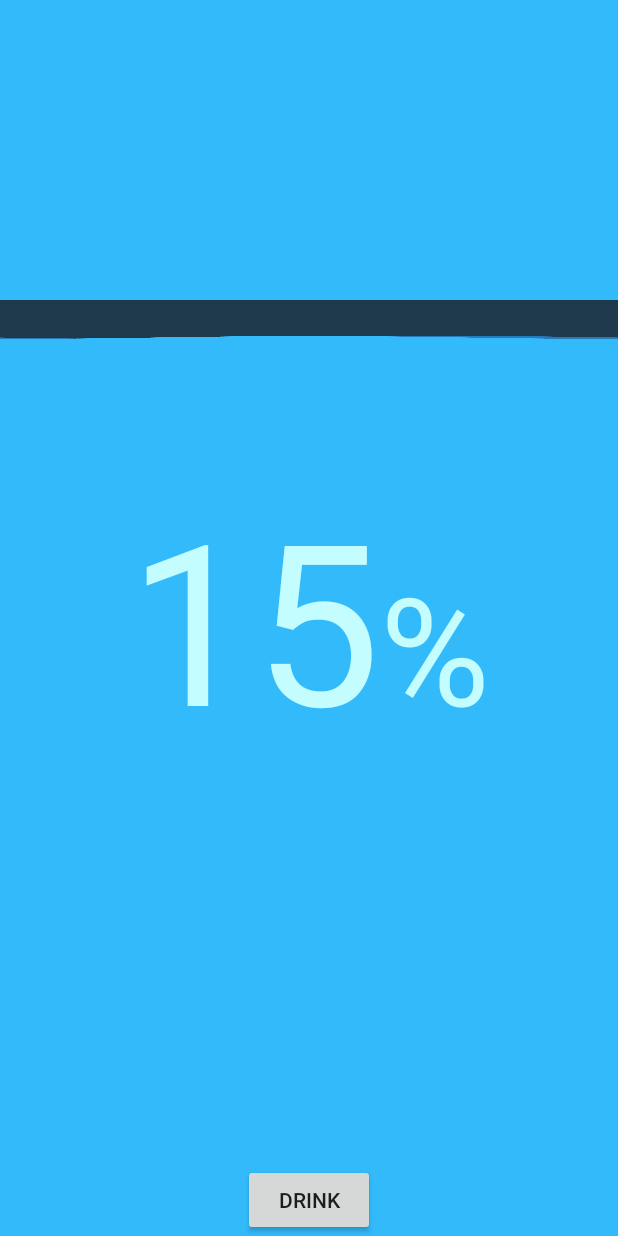
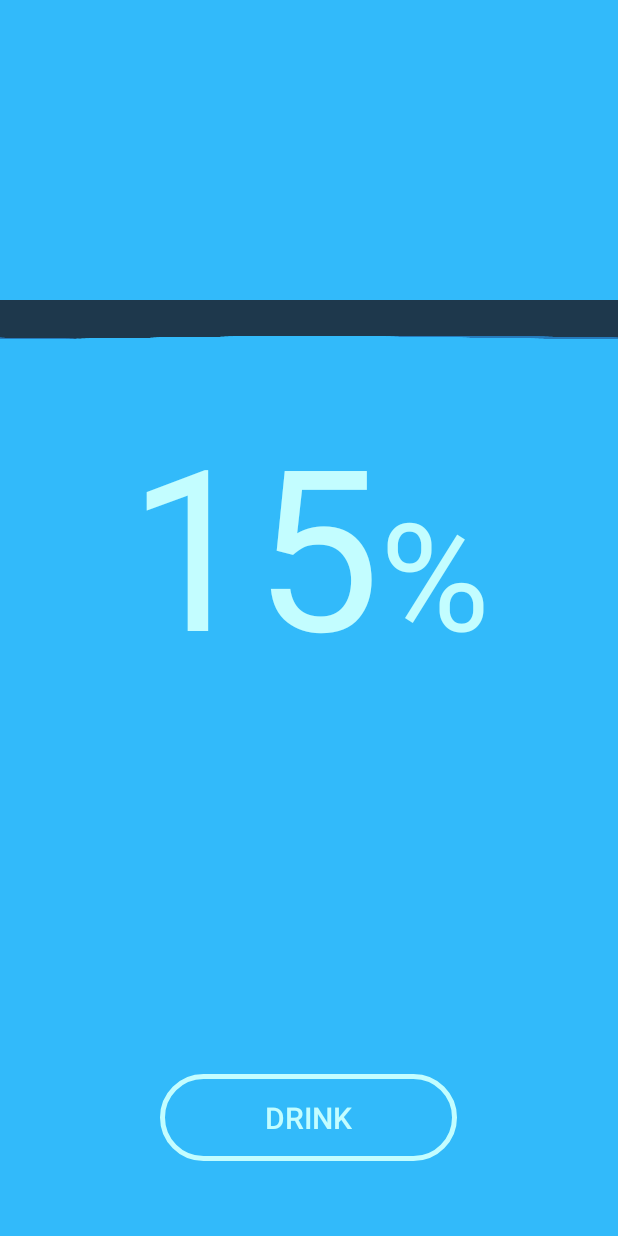
Before and after one commit to ikakus/drink_app, an Android app: the screen it shows after launch (MainActivity), after a tap on "DRINK", on a phone screen of 412 x 824 dp. Run offline under Robolectric (Android 15) with nearby library versions, the phone set to English and light mode, and no system bars; 8 statements that could not run were skipped.

Commit message:
button styling added

```diff
--- a/app/src/main/java/ikakus/com/drink/MainActivity.kt
+++ b/app/src/main/java/ikakus/com/drink/MainActivity.kt
@@ -17,15 +17,19 @@ class MainActivity : AppCompatActivity() {
         setContentView(R.layout.activity_main)
         percentage_text.text = mPercentage.toString()
         button.setOnClickListener {
-            if(mPercentage != mMaxPercentage) {
+            handleOnClick()
+        }
+    }
+
+    private fun handleOnClick() {
+        if (mPercentage != mMaxPercentage) {
             mNextPercentage = mPercentage + mStep
             water_level.setPercentage(mNextPercentage)
             animatePercent(mPercentage, mNextPercentage)
-            }else{
+        } else {
             mNextPercentage = mDefaultPercentage
             water_level.setPercentage(mNextPercentage)
             animatePercent(mPercentage, mNextPercentage)
-            }
         }
     }
 
@@ -40,7 +44,4 @@ class MainActivity : AppCompatActivity() {
         percentage_text.text = format.toString()
     }
 
-    override fun onStart() {
-        super.onStart()
 }
-}
--- /dev/null
+++ b/app/src/main/res/drawable/button_round.xml
@@ -0,0 +1,23 @@
+<?xml version="1.0" encoding="utf-8"?>
+<selector xmlns:android="http://schemas.android.com/apk/res/android" >
+    <item android:state_pressed="true" >
+        <shape android:shape="rectangle"  >
+            <corners android:radius="30dip" />
+            <solid android:color="@color/colorBackWave"/>
+        </shape>
+    </item>
+    <item android:state_focused="true">
+        <shape android:shape="rectangle"  >
+            <corners android:radius="30dip" />
+            <stroke android:width="3dip" android:color="@color/colorTextActive" />
+            <!--<solid android:color="#58857e"/>-->
+        </shape>
+    </item>
+    <item >
+        <shape android:shape="rectangle"  >
+            <corners android:radius="30dip" />
+            <stroke android:width="3dip" android:color="@color/colorTextActive" />
+            <!--<gradient android:angle="-90" android:startColor="#8dbab3" android:endColor="#58857e" />-->
+        </shape>
+    </item>
+</selector>
--- a/app/src/main/res/layout/activity_main.xml
+++ b/app/src/main/res/layout/activity_main.xml
@@ -15,6 +15,7 @@
         android:layout_width="wrap_content"
         android:layout_height="wrap_content"
         android:layout_gravity="center"
+        android:layout_marginBottom="50dp"
         android:orientation="horizontal">
 
         <TextView
@@ -34,9 +35,17 @@
     </LinearLayout>
 
     <Button
+        android:layout_marginBottom="50dp"
         android:id="@+id/button"
         android:layout_width="wrap_content"
         android:layout_height="wrap_content"
         android:layout_gravity="center|bottom"
+        android:background="@drawable/button_round"
+        android:textSize="20sp"
+        android:paddingTop="15dp"
+        android:paddingBottom="15dp"
+        android:paddingLeft="70dp"
+        android:paddingRight="70dp"
+        android:textColor="@color/colorTextActive"
         android:text="@string/drink"/>
 </FrameLayout>
```
Lines whose indentation alone changed are shown as unchanged.
